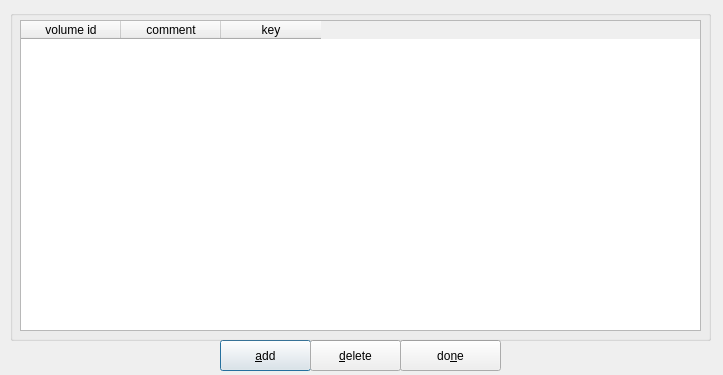
First picture: the form in zuluCrypt-gui/walletconfig.ui, repository mhogomchungu/zuluCrypt, before the edit.
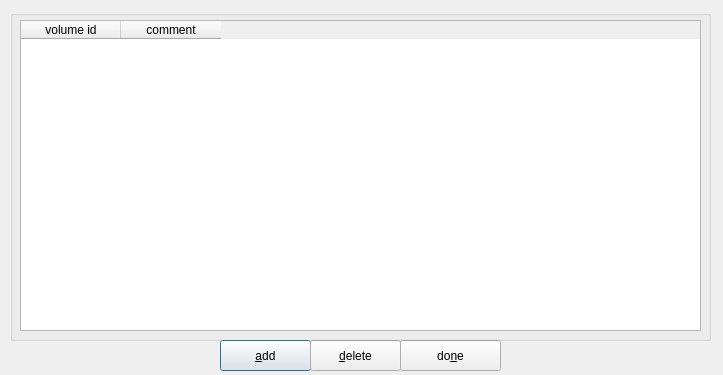
Second picture: the form after the edit.

The edit to the form file:
```diff
--- a/zuluCrypt-gui/walletconfig.ui
+++ b/zuluCrypt-gui/walletconfig.ui
@@ -116,11 +116,6 @@
       <string>comment</string>
      </property>
     </column>
-    <column>
-     <property name="text">
-      <string>key</string>
-     </property>
-    </column>
    </widget>
   </widget>
  </widget>
```
